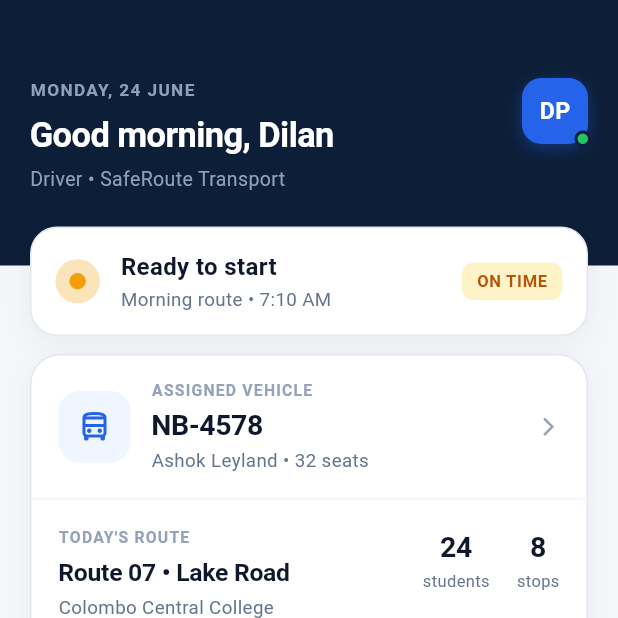
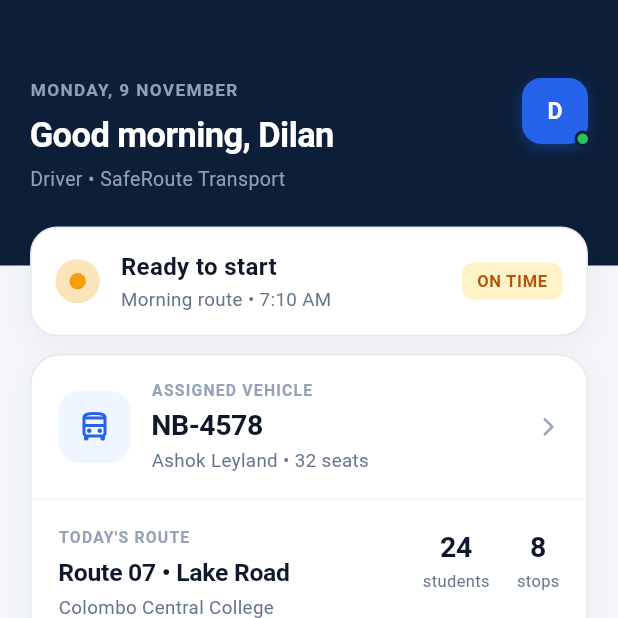
Before and after one commit to uwasara2000/SafeRoute_Parent, a Flutter app: the DriverDashboardScreen screen opened directly, on a phone screen of 412 x 824 dp, the top half of it. Run offline on Flutter 3.47's test engine with Material 3 defaults, Android fonts, the phone set to English and light mode, and no system bars; our stand-ins replace cloud_firestore, firebase_auth, firebase_core, firebase_database, google_maps_flutter; accounts and stored records are empty; network calls fail.

Commit message:
feat(home): dynamic real-time date, greeting, and instant account onboarding

```diff
--- a/driver_app/lib/features/home/screens/driver_dashboard_screen.dart
+++ b/driver_app/lib/features/home/screens/driver_dashboard_screen.dart
@@ -240,6 +240,35 @@ class _DriverDashboardScreenState extends State<DriverDashboardScreen>
   }
 
   // ---------------------------------------------------------------------------
+  // Real-Time Date, Dynamic Greeting & Initials
+  // ---------------------------------------------------------------------------
+  String get _currentFormattedDate {
+    final now = DateTime.now();
+    const days = ['MONDAY', 'TUESDAY', 'WEDNESDAY', 'THURSDAY', 'FRIDAY', 'SATURDAY', 'SUNDAY'];
+    const months = [
+      'JANUARY', 'FEBRUARY', 'MARCH', 'APRIL', 'MAY', 'JUNE',
+      'JULY', 'AUGUST', 'SEPTEMBER', 'OCTOBER', 'NOVEMBER', 'DECEMBER'
+    ];
+    final dayName = days[now.weekday - 1];
+    final monthName = months[now.month - 1];
+    return '$dayName, ${now.day} $monthName';
+  }
+
+  String get _currentGreeting {
+    final hour = DateTime.now().hour;
+    if (hour < 12) return 'Good morning';
+    if (hour < 17) return 'Good afternoon';
+    return 'Good evening';
+  }
+
+  String get _avatarInitials {
+    final parts = widget.driverName.trim().split(RegExp(r'\s+'));
+    if (parts.isEmpty || parts[0].isEmpty) return 'DR';
+    if (parts.length == 1) return parts[0][0].toUpperCase();
+    return (parts[0][0] + parts[1][0]).toUpperCase();
+  }
+
+  // ---------------------------------------------------------------------------
   // 1. Navy Header
   // ---------------------------------------------------------------------------
   Widget _buildNavyHeader() {
@@ -257,9 +286,9 @@ class _DriverDashboardScreenState extends State<DriverDashboardScreen>
           Column(
             crossAxisAlignment: CrossAxisAlignment.start,
             children: [
-              const Text(
-                'MONDAY, 24 JUNE',
-                style: TextStyle(
+              Text(
+                _currentFormattedDate,
+                style: const TextStyle(
                   fontSize: 11.5,
                   fontWeight: FontWeight.w600,
                   letterSpacing: 0.9,
@@ -268,7 +297,7 @@ class _DriverDashboardScreenState extends State<DriverDashboardScreen>
               ),
               const SizedBox(height: 6),
               Text(
-                'Good morning, ${widget.driverName}',
+                '$_currentGreeting, ${widget.driverName}',
                 style: const TextStyle(
                   fontSize: 23,
                   fontWeight: FontWeight.bold,
@@ -316,9 +345,9 @@ class _DriverDashboardScreenState extends State<DriverDashboardScreen>
                     ],
                   ),
                   alignment: Alignment.center,
-                  child: const Text(
-                    'DP',
-                    style: TextStyle(
+                  child: Text(
+                    _avatarInitials,
+                    style: const TextStyle(
                       color: Colors.white,
                       fontSize: 15.5,
                       fontWeight: FontWeight.bold,
--- a/driver_app/lib/features/navigation/screens/driver_trips_screen.dart
+++ b/driver_app/lib/features/navigation/screens/driver_trips_screen.dart
@@ -20,6 +20,15 @@ class DriverTripsScreen extends StatefulWidget {
 class _DriverTripsScreenState extends State<DriverTripsScreen> {
   int _selectedTab = 0; // 0: Today, 1: Upcoming, 2: History
   final int _currentNavIndex = 1;
+
+  String get _todayDateFormatted {
+    final now = DateTime.now();
+    const months = [
+      'January', 'February', 'March', 'April', 'May', 'June',
+      'July', 'August', 'September', 'October', 'November', 'December'
+    ];
+    return '${now.day} ${months[now.month - 1]}';
+  }
 
   @override
   Widget build(BuildContext context) {
@@ -141,7 +150,7 @@ class _DriverTripsScreenState extends State<DriverTripsScreen> {
                       children: [
                         Text(
                           _selectedTab == 0
-                              ? 'Today, 24 June'
+                              ? 'Today, $_todayDateFormatted'
                               : _selectedTab == 1
                                   ? 'Upcoming Trips'
                                   : 'Completed History',
```
Also changed, not shown: driver_app/lib/features/auth/screens/driver_register_screen.dart (+18 -1 lines), driver_app/lib/features/auth/services/driver_auth_service.dart (+12 -11 lines), driver_app/lib/features/profile/screens/driver_profile_screen.dart (+20 -6 lines).
